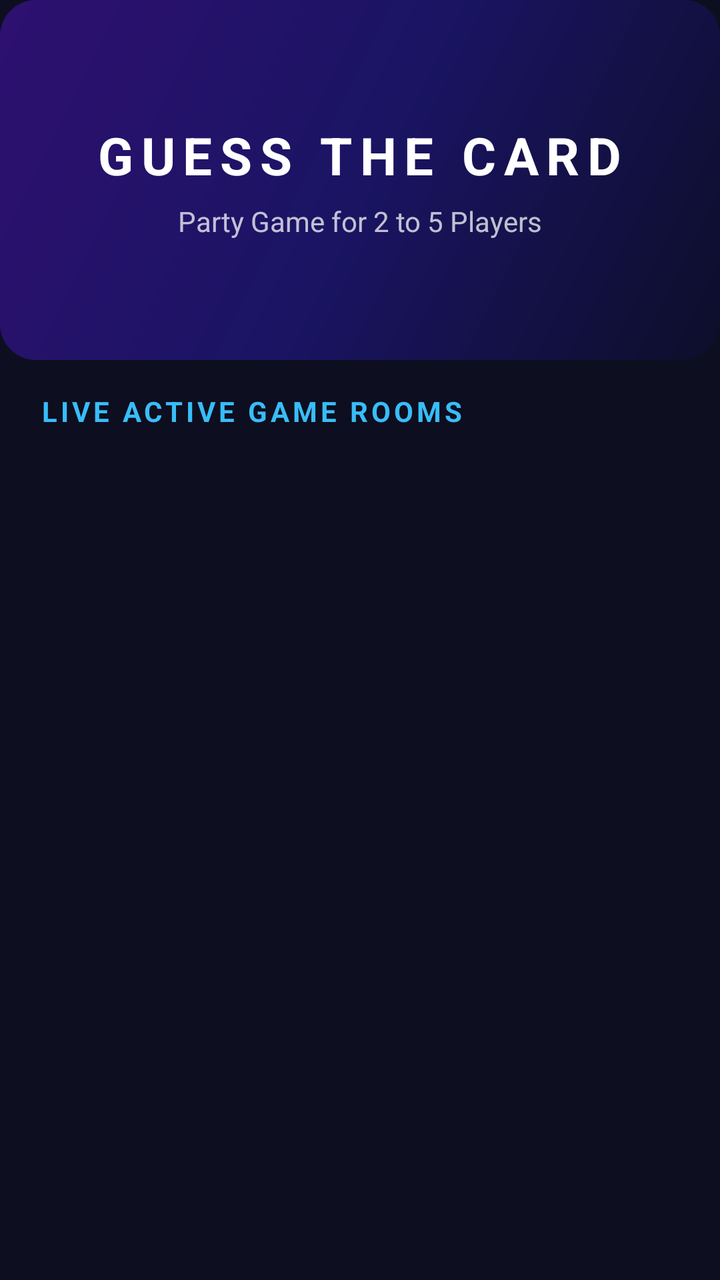
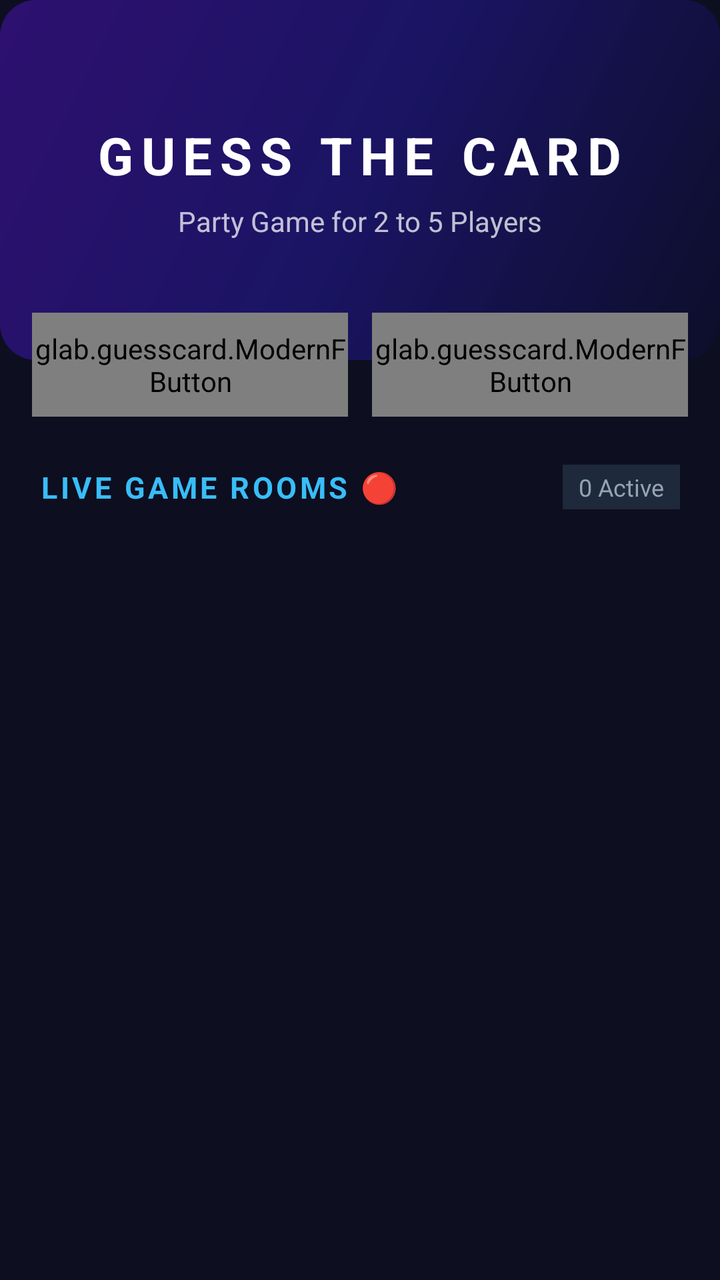

The first picture is an Android layout as it rendered before a commit; the second is the same layout after the commit. The layout source and the unified diff follow.
<!-- AndroidManifest.xml: application theme Theme.TerritoryWars -->
<!-- res/layout/fragment_home.xml -->
<?xml version="1.0" encoding="utf-8"?>
<androidx.core.widget.NestedScrollView xmlns:android="http://schemas.android.com/apk/res/android"
    xmlns:tools="http://schemas.android.com/tools"
    android:layout_width="match_parent"
    android:layout_height="match_parent"
    android:background="@color/bg_dark"
    android:fillViewport="true"
    android:clipToPadding="false"
    android:paddingBottom="100dp">

    <LinearLayout
        android:layout_width="match_parent"
        android:layout_height="wrap_content"
        android:orientation="vertical">

        
        <FrameLayout
            android:layout_width="match_parent"
            android:layout_height="180dp"
            android:background="@drawable/gradient_hero">

            <LinearLayout
                android:layout_width="match_parent"
                android:layout_height="match_parent"
                android:gravity="center"
                android:orientation="vertical"
                android:padding="20dp">

                <TextView
                    android:layout_width="wrap_content"
                    android:layout_height="wrap_content"
                    android:text="GUESS THE CARD"
                    android:textColor="#FFFFFF"
                    android:textSize="26sp"
                    android:textStyle="bold"
                    android:letterSpacing="0.15" />

                <TextView
                    android:id="@+id/tvPlayerName"
                    android:layout_width="wrap_content"
                    android:layout_height="wrap_content"
                    android:text="Party Game for 2 to 5 Players"
                    android:textColor="#BBFFFFFF"
                    android:textSize="14sp"
                    android:layout_marginTop="6dp" />

            </LinearLayout>
        </FrameLayout>

        
        <LinearLayout
            android:id="@+id/offlinePracticeContainer"
            android:layout_width="match_parent"
            android:layout_height="wrap_content"
            android:orientation="vertical"
            android:padding="20dp"
            android:visibility="gone">

            <TextView
                android:layout_width="match_parent"
                android:layout_height="wrap_content"
                android:text="Offline Mode"
                android:textColor="#94A3B8"
                android:textSize="12sp"
                android:textAllCaps="true"
                android:letterSpacing="0.12"
                android:layout_marginBottom="12dp" />

            <FrameLayout
                android:id="@+id/btnOfflinePractice"
                android:layout_width="match_parent"
                android:layout_height="80dp"
                android:background="@drawable/gradient_btn_offline"
                android:clickable="true"
                android:focusable="true">

                <LinearLayout
                    android:layout_width="match_parent"
                    android:layout_height="match_parent"
                    android:gravity="center_vertical"
                    android:orientation="horizontal"
                    android:paddingStart="20dp"
                    android:paddingEnd="20dp">

                    <LinearLayout
                        android:layout_width="0dp"
                        android:layout_height="wrap_content"
                        android:layout_weight="1"
                        android:orientation="vertical">

                        <TextView
                            android:layout_width="wrap_content"
                            android:layout_height="wrap_content"
                            android:text="PRACTICE MODE"
                            android:textColor="#FFFFFF"
                            android:textSize="18sp"
                            android:textStyle="bold" />

                        <TextView
                            android:layout_width="wrap_content"
                            android:layout_height="wrap_content"
                            android:text="Play offline practice match"
                            android:textColor="#FFFFFFAA"
                            android:textSize="12sp" />
                    </LinearLayout>

                    <TextView
                        android:layout_width="wrap_content"
                        android:layout_height="wrap_content"
                        android:text="Start Practice"
                        android:textColor="#FFFFFF"
                        android:textSize="14sp"
                        android:textStyle="bold" />
                </LinearLayout>
            </FrameLayout>
        </LinearLayout>

        
        <LinearLayout
            android:id="@+id/onlineModesContainer"
            android:layout_width="match_parent"
            android:layout_height="wrap_content"
            android:orientation="vertical">

            
            <TextView
                android:layout_width="match_parent"
                android:layout_height="wrap_content"
                android:layout_marginStart="20dp"
                android:layout_marginEnd="20dp"
                android:layout_marginTop="16dp"
                android:layout_marginBottom="10dp"
                android:text="Live Active Game Rooms"
                android:textColor="#38BDF8"
                android:textSize="14sp"
                android:textAllCaps="true"
                android:letterSpacing="0.12"
                android:textStyle="bold" />

            
            <TextView
                android:id="@+id/tvNoActiveRooms"
                android:layout_width="match_parent"
                android:layout_height="wrap_content"
                android:layout_marginStart="20dp"
                android:layout_marginEnd="20dp"
                android:layout_marginBottom="12dp"
                android:background="@drawable/shape_glass_card"
                android:padding="20dp"
                android:text="No active public rooms right now.\nTap Create Room in Play section to start one!"
                android:textColor="#94A3B8"
                android:textSize="14sp"
                android:gravity="center"
                android:visibility="gone" />

            
            <androidx.recyclerview.widget.RecyclerView
                android:id="@+id/rvActiveRooms"
                android:layout_width="match_parent"
                android:layout_height="wrap_content"
                android:nestedScrollingEnabled="false"
                android:overScrollMode="never"
                android:paddingStart="16dp"
                android:paddingEnd="16dp"
                android:layout_marginBottom="16dp"
                tools:itemCount="3"
                tools:listitem="@layout/item_active_room"
                tools:visibility="visible" />

        </LinearLayout>

    </LinearLayout>
</androidx.core.widget.NestedScrollView>
<!-- res/layout/item_active_room.xml (included above) -->
<?xml version="1.0" encoding="utf-8"?>
<FrameLayout xmlns:android="http://schemas.android.com/apk/res/android"
    xmlns:app="http://schemas.android.com/apk/res-auto"
    android:layout_width="match_parent"
    android:layout_height="wrap_content"
    android:layout_marginBottom="12dp"
    android:background="@drawable/shape_glass_card"
    android:padding="14dp">

    <LinearLayout
        android:layout_width="match_parent"
        android:layout_height="wrap_content"
        android:gravity="center_vertical"
        android:orientation="horizontal">

        
        <com.google.android.material.imageview.ShapeableImageView
            android:id="@+id/imgActiveRoomHostAvatar"
            android:layout_width="48dp"
            android:layout_height="48dp"
            android:scaleType="centerCrop"
            android:src="@drawable/ic_profile"
            app:shapeAppearanceOverlay="@style/ShapeAppearance.Material3.Corner.Full" />

        <LinearLayout
            android:layout_width="0dp"
            android:layout_height="wrap_content"
            android:layout_weight="1"
            android:layout_marginStart="14dp"
            android:orientation="vertical">

            <TextView
                android:id="@+id/tvActiveRoomName"
                android:layout_width="match_parent"
                android:layout_height="wrap_content"
                android:text="ANIMALS ROOM"
                android:textColor="#FFFFFF"
                android:textSize="16sp"
                android:textStyle="bold"
                android:maxLines="1"
                android:ellipsize="end" />

            <TextView
                android:id="@+id/tvActiveRoomHost"
                android:layout_width="match_parent"
                android:layout_height="wrap_content"
                android:text="Host: Player"
                android:textColor="#94A3B8"
                android:textSize="12sp"
                android:layout_marginTop="2dp"
                android:maxLines="1"
                android:ellipsize="end" />

            <LinearLayout
                android:layout_width="wrap_content"
                android:layout_height="wrap_content"
                android:orientation="horizontal"
                android:layout_marginTop="4dp">

                <TextView
                    android:id="@+id/tvActiveRoomCode"
                    android:layout_width="wrap_content"
                    android:layout_height="wrap_content"
                    android:text="Code: 849201"
                    android:textColor="#38BDF8"
                    android:textSize="11sp"
                    android:textStyle="bold"
                    android:background="#1E293B"
                    android:paddingStart="6dp"
                    android:paddingEnd="6dp"
                    android:paddingTop="2dp"
                    android:paddingBottom="2dp" />

                <TextView
                    android:id="@+id/tvActiveRoomPlayers"
                    android:layout_width="wrap_content"
                    android:layout_height="wrap_content"
                    android:text="1/5 Players"
                    android:textColor="#10B981"
                    android:textSize="11sp"
                    android:textStyle="bold"
                    android:background="#064E3B"
                    android:paddingStart="6dp"
                    android:paddingEnd="6dp"
                    android:paddingTop="2dp"
                    android:paddingBottom="2dp"
                    android:layout_marginStart="8dp" />
            </LinearLayout>

            <TextView
                android:id="@+id/tvActiveRoomPlayersList"
                android:layout_width="match_parent"
                android:layout_height="wrap_content"
                android:text="Joined: Player1, Player2"
                android:textColor="#7DD3FC"
                android:textSize="11sp"
                android:layout_marginTop="4dp"
                android:maxLines="1"
                android:ellipsize="end" />
        </LinearLayout>

        
        <glab.guesscard.ModernFButton
            android:id="@+id/btnJoinActiveRoom"
            android:layout_width="80dp"
            android:layout_height="42dp"
            android:text="JOIN" />

    </LinearLayout>
</FrameLayout>
<!-- resources referenced by this layout -->
<resources>
  <color name="bg_dark">#0D0E1F</color>
  <!-- drawable gradient_btn_offline (drawable) -->
  <?xml version="1.0" encoding="utf-8"?>
  <shape xmlns:android="http://schemas.android.com/apk/res/android"
      android:shape="rectangle">
      <gradient
          android:type="linear"
          android:angle="0"
          android:startColor="#F97316"
          android:endColor="#EF4444" />
      <corners android:radius="18dp" />
  </shape>
  <!-- drawable gradient_hero (drawable) -->
  <?xml version="1.0" encoding="utf-8"?>
  <shape xmlns:android="http://schemas.android.com/apk/res/android"
      android:shape="rectangle">
      <gradient
          android:type="linear"
          android:angle="135"
          android:startColor="#0D0E2A"
          android:centerColor="#1A1463"
          android:endColor="#2E1070" />
      <corners android:radius="18dp"/>
  </shape>
  <!-- drawable ic_profile (drawable) -->
  <?xml version="1.0" encoding="utf-8"?>
  <vector xmlns:android="http://schemas.android.com/apk/res/android"
      android:width="24dp"
      android:height="24dp"
      android:viewportWidth="24"
      android:viewportHeight="24">
      <path
          android:fillColor="#FF000000"
          android:pathData="M12,12c2.21,0 4,-1.79 4,-4s-1.79,-4 -4,-4 -4,1.79 -4,4 1.79,4 4,4zM12,14c-2.67,0 -8,1.34 -8,4v2h16v-2c0,-2.66 -5.33,-4 -8,-4z" />
  </vector>
  <!-- drawable shape_glass_card (drawable) -->
  <?xml version="1.0" encoding="utf-8"?>
  <shape xmlns:android="http://schemas.android.com/apk/res/android"
      android:shape="rectangle">
      <solid android:color="#1E293B" />
      <corners android:radius="16dp" />
      <stroke
          android:width="1dp"
          android:color="#334155" />
  </shape>
  <style name="Theme.TerritoryWars" parent="Theme.Material3.DayNight.NoActionBar">
          
          <item name="colorPrimary">@color/purple_500</item>
          <item name="colorPrimaryVariant">@color/purple_700</item>
          <item name="colorOnPrimary">@color/white</item>
          
          <item name="colorSecondary">@color/teal_200</item>
          <item name="colorSecondaryVariant">@color/teal_700</item>
          <item name="colorOnSecondary">@color/black</item>
          
          <item name="android:statusBarColor">@android:color/transparent</item>
          <item name="android:navigationBarColor">@android:color/transparent</item>
          <item name="android:windowDrawsSystemBarBackgrounds">true</item>
      </style>
  <color name="purple_500">#FF6200EE</color>
  <color name="purple_700">#FF3700B3</color>
  <color name="white">#FFFFFFFF</color>
  <color name="teal_200">#FF03DAC5</color>
  <color name="teal_700">#FF018786</color>
  <color name="black">#FF000000</color>
</resources>

<!-- the commit's change to res/layout/fragment_home.xml (unified diff, before → after) -->
@@ -1,5 +1,6 @@
 <?xml version="1.0" encoding="utf-8"?>
 <androidx.core.widget.NestedScrollView xmlns:android="http://schemas.android.com/apk/res/android"
+    xmlns:app="http://schemas.android.com/apk/res-auto"
     xmlns:tools="http://schemas.android.com/tools"
     android:layout_width="match_parent"
     android:layout_height="match_parent"
@@ -49,11 +50,46 @@
 
         
         <LinearLayout
+            android:layout_width="match_parent"
+            android:layout_height="wrap_content"
+            android:orientation="horizontal"
+            android:paddingStart="16dp"
+            android:paddingEnd="16dp"
+            android:layout_marginTop="-24dp"
+            android:layout_marginBottom="16dp"
+            android:gravity="center">
+
+            
+            <glab.guesscard.ModernFButton
+                android:id="@+id/btnHomeQuickMatch"
+                android:layout_width="0dp"
+                android:layout_height="52dp"
+                android:layout_weight="1"
+                android:layout_marginEnd="6dp"
+                android:text="⚡ Quick Match"
+                android:textSize="12sp" />
+
+            
+            <glab.guesscard.ModernFButton
+                android:id="@+id/btnHomeCreateRoom"
+                android:layout_width="0dp"
+                android:layout_height="52dp"
+                android:layout_weight="1"
+                android:layout_marginStart="6dp"
+                android:text="➕ Create Room"
+                android:textSize="12sp" />
+
+        </LinearLayout>
+
+        
+        <LinearLayout
             android:id="@+id/offlinePracticeContainer"
             android:layout_width="match_parent"
             android:layout_height="wrap_content"
             android:orientation="vertical"
-            android:padding="20dp"
+            android:paddingStart="16dp"
+            android:paddingEnd="16dp"
+            android:layout_marginBottom="16dp"
             android:visibility="gone">
 
             <TextView
@@ -64,7 +100,7 @@
                 android:textSize="12sp"
                 android:textAllCaps="true"
                 android:letterSpacing="0.12"
-                android:layout_marginBottom="12dp" />
+                android:layout_marginBottom="8dp" />
 
             <FrameLayout
                 android:id="@+id/btnOfflinePractice"
@@ -91,7 +127,7 @@
                         <TextView
                             android:layout_width="wrap_content"
                             android:layout_height="wrap_content"
-                            android:text="PRACTICE MODE"
+                            android:text="PRACTICE MODE 🎮"
                             android:textColor="#FFFFFF"
                             android:textSize="18sp"
                             android:textStyle="bold" />
@@ -99,7 +135,7 @@
                         <TextView
                             android:layout_width="wrap_content"
                             android:layout_height="wrap_content"
-                            android:text="Play offline practice match"
+                            android:text="Play solo practice match with smart bot"
                             android:textColor="#FFFFFFAA"
                             android:textSize="12sp" />
                     </LinearLayout>
@@ -107,7 +143,7 @@
                     <TextView
                         android:layout_width="wrap_content"
                         android:layout_height="wrap_content"
-                        android:text="Start Practice"
+                        android:text="Start ▶"
                         android:textColor="#FFFFFF"
                         android:textSize="14sp"
                         android:textStyle="bold" />
@@ -123,35 +159,89 @@
             android:orientation="vertical">
 
             
-            <TextView
-                android:layout_width="match_parent"
-                android:layout_height="wrap_content"
+            <LinearLayout
+                android:layout_width="match_parent"
+                android:layout_height="wrap_content"
+                android:orientation="horizontal"
+                android:gravity="center_vertical"
                 android:layout_marginStart="20dp"
                 android:layout_marginEnd="20dp"
-                android:layout_marginTop="16dp"
-                android:layout_marginBottom="10dp"
-                android:text="Live Active Game Rooms"
-                android:textColor="#38BDF8"
-                android:textSize="14sp"
-                android:textAllCaps="true"
-                android:letterSpacing="0.12"
-                android:textStyle="bold" />
-
-            
-            <TextView
+                android:layout_marginTop="8dp"
+                android:layout_marginBottom="12dp">
+
+                <TextView
+                    android:id="@+id/tvLiveRoomsTitle"
+                    android:layout_width="0dp"
+                    android:layout_height="wrap_content"
+                    android:layout_weight="1"
+                    android:text="Live Game Rooms 🔴"
+                    android:textColor="#38BDF8"
+                    android:textSize="15sp"
+                    android:textAllCaps="true"
+                    android:letterSpacing="0.1"
+                    android:textStyle="bold" />
+
+                <TextView
+                    android:id="@+id/tvLiveRoomsCount"
+                    android:layout_width="wrap_content"
+                    android:layout_height="wrap_content"
+                    android:text="0 Active"
+                    android:textColor="#94A3B8"
+                    android:textSize="12sp"
+                    android:background="#1E293B"
+                    android:paddingStart="8dp"
+                    android:paddingEnd="8dp"
+                    android:paddingTop="3dp"
+                    android:paddingBottom="3dp" />
+
+            </LinearLayout>
+
+            
+            <LinearLayout
                 android:id="@+id/tvNoActiveRooms"
                 android:layout_width="match_parent"
                 android:layout_height="wrap_content"
-                android:layout_marginStart="20dp"
-                android:layout_marginEnd="20dp"
+                android:layout_marginStart="16dp"
+                android:layout_marginEnd="16dp"
                 android:layout_marginBottom="12dp"
                 android:background="@drawable/shape_glass_card"
-                android:padding="20dp"
-                android:text="No active public rooms right now.\nTap Create Room in Play section to start one!"
-                android:textColor="#94A3B8"
-                android:textSize="14sp"
+                android:orientation="vertical"
                 android:gravity="center"
-                android:visibility="gone" />
+                android:padding="24dp"
+                android:visibility="gone">
+
+                <TextView
+                    android:layout_width="wrap_content"
+                    android:layout_height="wrap_content"
+                    android:text="🌐"
+                    android:textSize="36sp"
+                    android:layout_marginBottom="8dp" />
+
+                <TextView
+                    android:layout_width="wrap_content"
+                    android:layout_height="wrap_content"
+                    android:text="No Public Rooms Available"
+                    android:textColor="#FFFFFF"
+                    android:textSize="16sp"
+                    android:textStyle="bold"
+                    android:layout_marginBottom="4dp" />
+
+                <TextView
+                    android:layout_width="wrap_content"
+                    android:layout_height="wrap_content"
+                    android:text="Be the first to start a party room and invite your friends!"
+                    android:textColor="#94A3B8"
+                    android:textSize="13sp"
+                    android:gravity="center"
+                    android:layout_marginBottom="16dp" />
+
+                <glab.guesscard.ModernFButton
+                    android:id="@+id/btnEmptyCreateRoom"
+                    android:layout_width="200dp"
+                    android:layout_height="48dp"
+                    android:text="✨ Create a Room" />
+
+            </LinearLayout>
 
             
             <androidx.recyclerview.widget.RecyclerView
